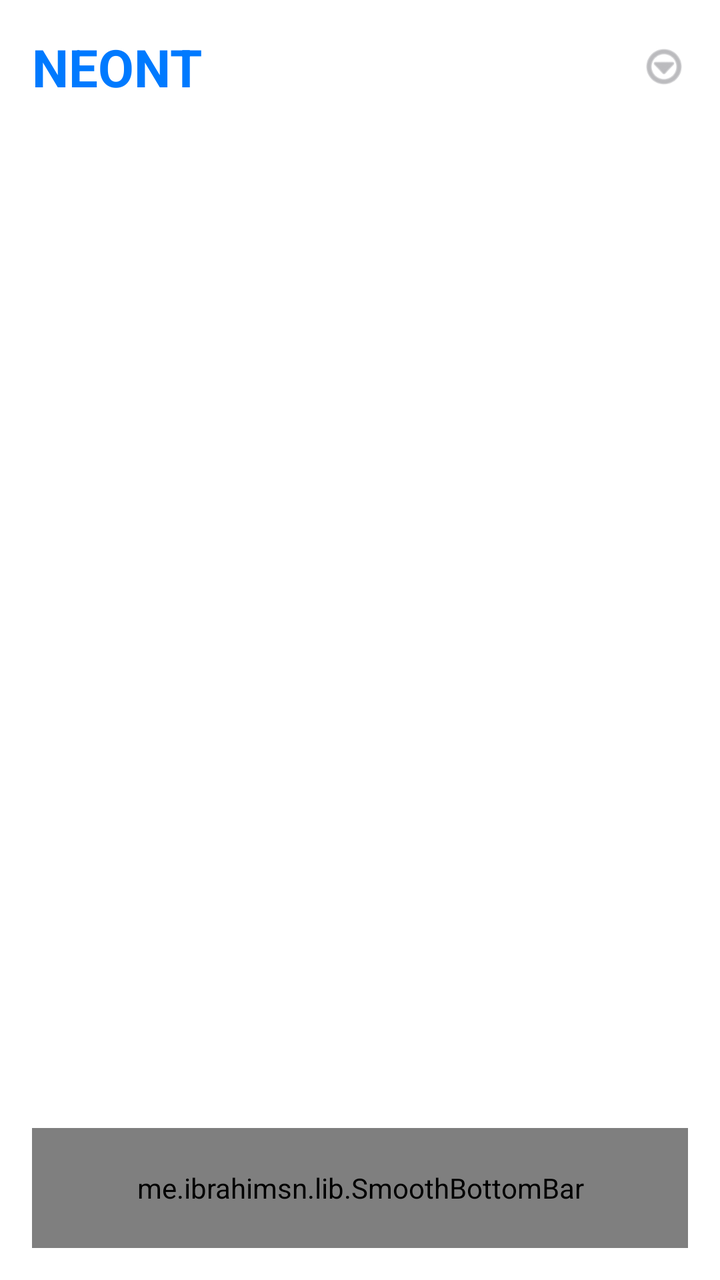
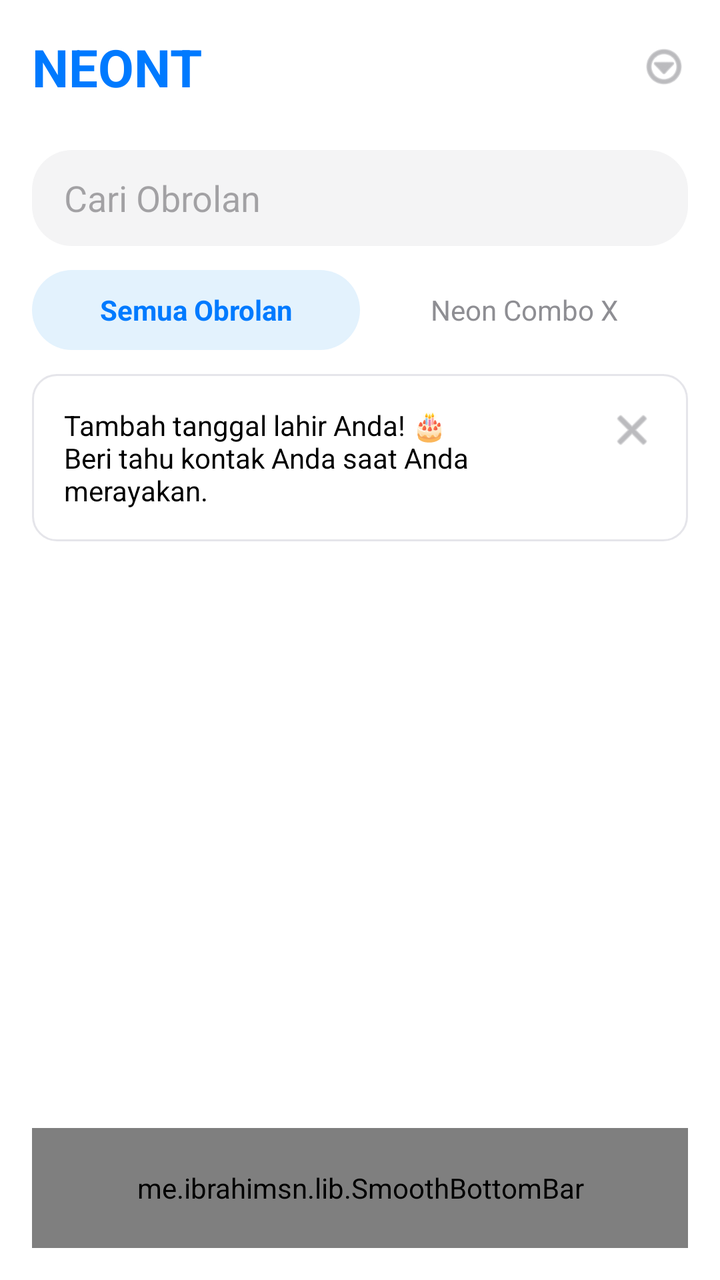

Screens rendered from an Android XML layout before and after an edit, with the pre-edit source and the edit as a unified diff.
<!-- AndroidManifest.xml: application theme Theme.Material3.Light.NoActionBar -->
<!-- res/layout/activity_home.xml -->
<?xml version="1.0" encoding="utf-8"?>
<androidx.constraintlayout.widget.ConstraintLayout xmlns:android="http://schemas.android.com/apk/res/android"
    xmlns:app="http://schemas.android.com/apk/res-auto"
    android:layout_width="match_parent" android:layout_height="match_parent"
    android:background="@color/tg_bg">

    
    <LinearLayout android:id="@+id/headerHome" android:layout_width="match_parent" android:layout_height="wrap_content"
        android:orientation="horizontal" android:padding="16dp" android:gravity="center_vertical"
        app:layout_constraintTop_toTopOf="parent">
        <TextView android:layout_width="0dp" android:layout_height="wrap_content" android:layout_weight="1"
            android:text="NEONT" android:textColor="@color/tg_blue" android:textSize="26sp" android:textStyle="bold"/>
        <ImageView android:layout_width="24dp" android:layout_height="24dp"
            android:src="@android:drawable/ic_menu_more" app:tint="@color/tg_text_gray"/>
    </LinearLayout>

    
    <androidx.recyclerview.widget.RecyclerView android:id="@+id/rvChats"
        android:layout_width="match_parent" android:layout_height="0dp"
        app:layout_constraintTop_toBottomOf="@id/headerHome"
        app:layout_constraintBottom_toBottomOf="parent"/>

    
    <me.ibrahimsn.lib.SmoothBottomBar
        android:id="@+id/bottomNav"
        android:layout_width="match_parent"
        android:layout_height="60dp"
        android:layout_margin="16dp"
        app:backgroundColor="@color/tg_bg"
        app:cornerRadius="30dp"
        app:elevation="8dp"
        app:menu="@menu/bottom_nav_menu"
        app:layout_constraintBottom_toBottomOf="parent"/>

    
    <TextView
        android:id="@+id/tvBadge"
        android:layout_width="20dp"
        android:layout_height="20dp"
        android:background="@drawable/bg_badge"
        android:text="0"
        android:textColor="#FFFFFF"
        android:textSize="10sp"
        android:textStyle="bold"
        android:gravity="center"
        android:visibility="gone"
        app:layout_constraintTop_toTopOf="@id/bottomNav"
        app:layout_constraintBottom_toBottomOf="@id/bottomNav"
        app:layout_constraintStart_toStartOf="@id/bottomNav"
        app:layout_constraintEnd_toStartOf="@id/bottomNav"
        app:layout_constraintHorizontal_bias="0.12"
        android:layout_marginTop="8dp"/>
</androidx.constraintlayout.widget.ConstraintLayout>
<!-- resources referenced by this layout -->
<resources>
  <color name="tg_bg">#FFFFFF</color>
  <color name="tg_blue">#007AFF</color>
  <color name="tg_text_gray">#8E8E93</color>
  <!-- drawable bg_badge (drawable) -->
  <?xml version="1.0" encoding="utf-8"?>
  <shape xmlns:android="http://schemas.android.com/apk/res/android" android:shape="oval">
      <solid android:color="#FF3B30" />
  </shape>
</resources>

<!-- the commit's change to res/layout/activity_home.xml (unified diff, before → after) -->
@@ -15,10 +15,46 @@
     </LinearLayout>
 
     
+    <EditText android:id="@+id/etSearchHome" android:layout_width="match_parent" android:layout_height="48dp"
+        android:background="@drawable/bg_search_telegram" android:hint="Cari Obrolan"
+        android:paddingStart="16dp" android:paddingEnd="16dp" android:textColor="@color/tg_text"
+        android:inputType="text" android:importantForAutofill="no"
+        android:layout_marginStart="16dp" android:layout_marginEnd="16dp" android:layout_marginTop="8dp"
+        app:layout_constraintTop_toBottomOf="@id/headerHome"/>
+
+    
+    <LinearLayout android:id="@+id/layoutTabs" android:layout_width="match_parent" android:layout_height="40dp"
+        android:orientation="horizontal" android:layout_marginStart="16dp" android:layout_marginEnd="16dp"
+        android:layout_marginTop="12dp" app:layout_constraintTop_toBottomOf="@id/etSearchHome">
+
+        <TextView android:layout_width="0dp" android:layout_height="match_parent" android:layout_weight="1"
+            android:text="Semua Obrolan" android:gravity="center" android:textColor="@color/tg_blue"
+            android:textStyle="bold" android:background="@drawable/bg_tab_active"/>
+
+        <TextView android:layout_width="0dp" android:layout_height="match_parent" android:layout_weight="1"
+            android:text="Neon Combo X" android:gravity="center" android:textColor="@color/tg_text_gray"/>
+    </LinearLayout>
+
+    
+    <LinearLayout android:id="@+id/layoutBanner" android:layout_width="match_parent" android:layout_height="wrap_content"
+        android:background="@drawable/bg_banner" android:orientation="horizontal" android:padding="16dp"
+        android:layout_marginStart="16dp" android:layout_marginEnd="16dp" android:layout_marginTop="12dp"
+        app:layout_constraintTop_toBottomOf="@id/layoutTabs">
+
+        <TextView android:layout_width="0dp" android:layout_height="wrap_content" android:layout_weight="1"
+            android:text="Tambah tanggal lahir Anda! 🎂\nBeri tahu kontak Anda saat Anda merayakan."
+            android:textColor="@color/tg_text" android:textSize="14sp"/>
+
+        <ImageView android:layout_width="24dp" android:layout_height="24dp"
+            android:src="@android:drawable/ic_menu_close_clear_cancel" app:tint="@color/tg_text_gray"/>
+    </LinearLayout>
+
+    
     <androidx.recyclerview.widget.RecyclerView android:id="@+id/rvChats"
         android:layout_width="match_parent" android:layout_height="0dp"
-        app:layout_constraintTop_toBottomOf="@id/headerHome"
-        app:layout_constraintBottom_toBottomOf="parent"/>
+        android:layout_marginTop="12dp"
+        app:layout_constraintTop_toBottomOf="@id/layoutBanner"
+        app:layout_constraintBottom_toTopOf="@id/bottomNav"/>
 
     
     <me.ibrahimsn.lib.SmoothBottomBar
@@ -33,21 +69,10 @@
         app:layout_constraintBottom_toBottomOf="parent"/>
 
     
-    <TextView
-        android:id="@+id/tvBadge"
-        android:layout_width="20dp"
-        android:layout_height="20dp"
-        android:background="@drawable/bg_badge"
-        android:text="0"
-        android:textColor="#FFFFFF"
-        android:textSize="10sp"
-        android:textStyle="bold"
-        android:gravity="center"
-        android:visibility="gone"
-        app:layout_constraintTop_toTopOf="@id/bottomNav"
-        app:layout_constraintBottom_toBottomOf="@id/bottomNav"
-        app:layout_constraintStart_toStartOf="@id/bottomNav"
-        app:layout_constraintEnd_toStartOf="@id/bottomNav"
-        app:layout_constraintHorizontal_bias="0.12"
-        android:layout_marginTop="8dp"/>
+    <TextView android:id="@+id/tvBadge" android:layout_width="20dp" android:layout_height="20dp"
+        android:background="@drawable/bg_badge" android:text="0" android:textColor="#FFFFFF"
+        android:textSize="10sp" android:textStyle="bold" android:gravity="center"
+        android:visibility="gone" app:layout_constraintTop_toTopOf="@id/bottomNav"
+        app:layout_constraintBottom_toBottomOf="@id/bottomNav" app:layout_constraintStart_toStartOf="@id/bottomNav"
+        app:layout_constraintEnd_toStartOf="@id/bottomNav" app:layout_constraintHorizontal_bias="0.12" android:layout_marginTop="8dp"/>
 </androidx.constraintlayout.widget.ConstraintLayout>
<!-- resource entries referenced after the edit -->
@@ -2,11 +2,32 @@
 <resources>
   <color name="tg_bg">#FFFFFF</color>
   <color name="tg_blue">#007AFF</color>
+  <color name="tg_text">#000000</color>
   <color name="tg_text_gray">#8E8E93</color>
   <!-- drawable bg_badge (drawable) -->
   <?xml version="1.0" encoding="utf-8"?>
   <shape xmlns:android="http://schemas.android.com/apk/res/android" android:shape="oval">
       <solid android:color="#FF3B30" />
   </shape>
+  <!-- drawable bg_banner (drawable) -->
+  <?xml version="1.0" encoding="utf-8"?>
+  <shape xmlns:android="http://schemas.android.com/apk/res/android">
+      <solid android:color="#FFFFFF" />
+      <corners android:radius="12dp" />
+      <stroke android:width="1dp" android:color="#E5E5EA" />
+  </shape>
+  <!-- drawable bg_search_telegram (drawable) -->
+  <?xml version="1.0" encoding="utf-8"?>
+  <shape xmlns:android="http://schemas.android.com/apk/res/android">
+      <solid android:color="@color/tg_bg_gray" />
+      <corners android:radius="20dp" />
+  </shape>
+  <!-- drawable bg_tab_active (drawable) -->
+  <?xml version="1.0" encoding="utf-8"?>
+  <shape xmlns:android="http://schemas.android.com/apk/res/android">
+      <solid android:color="#E3F2FD" />
+      <corners android:radius="20dp" />
+  </shape>
+  <color name="tg_bg_gray">#F4F4F5</color>
 </resources>
 
